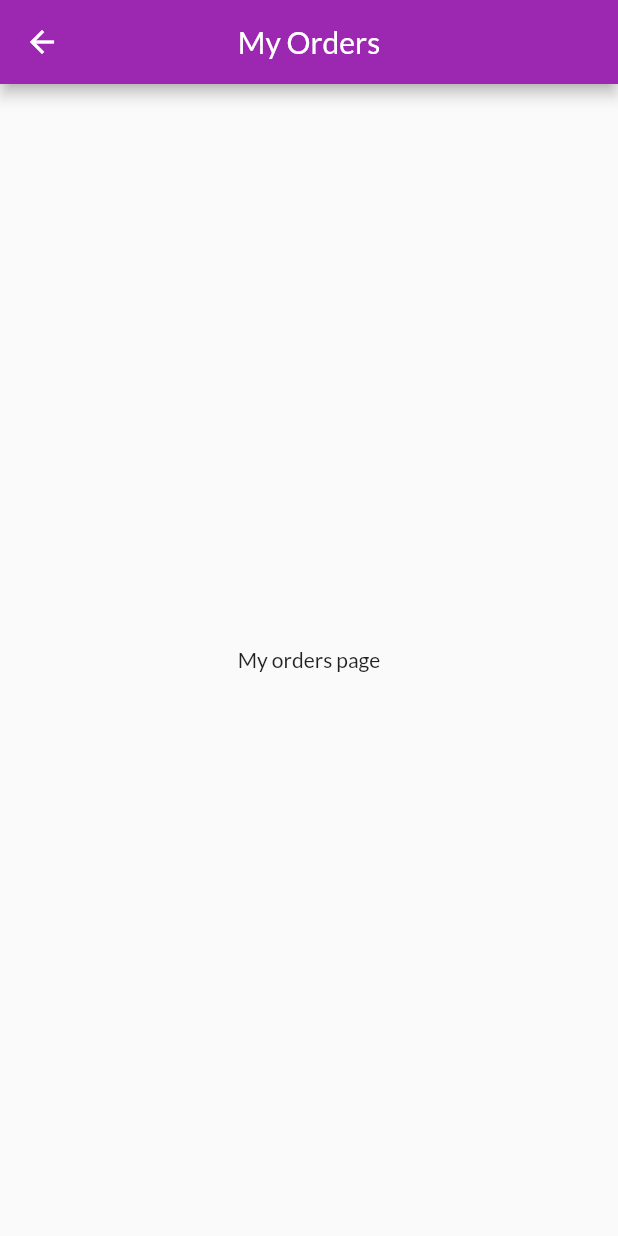
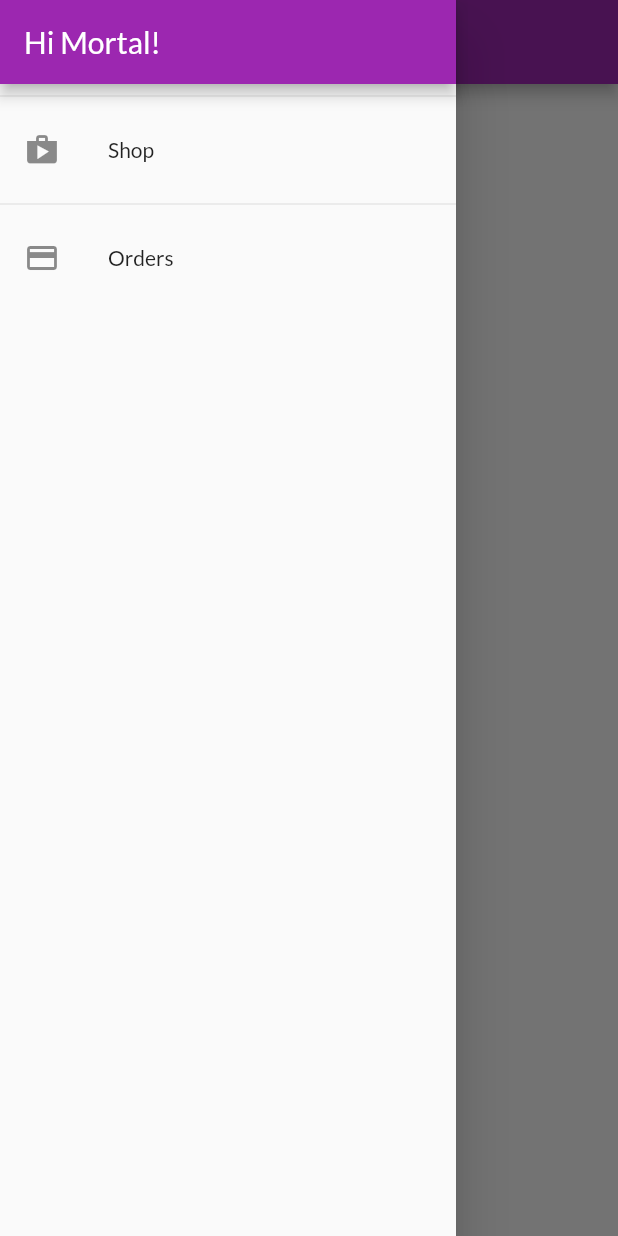
Before and after one commit to CarlosDiaz12/flutter_shop_app, a Flutter app: the OrdersPage screen opened by its route, with the side drawer open (before the commit the screen has no drawer), on a phone screen of 412 x 824 dp. Run offline on Flutter 3.47's test engine with Material 2 defaults, Android fonts, the phone set to English and light mode, and no system bars; network calls fail.

Commit message:
🚧 finished module 8

```diff
--- a/lib/data/dummy_products.dart
+++ b/lib/data/dummy_products.dart
@@ -1,5 +1,6 @@
 import 'package:flutter_shop_app/providers/product.dart';
 
+// ignore: non_constant_identifier_names
 List<Product> DUMMY_PRODUCTS = [
   Product(
     id: 'p1',
--- a/lib/pages/cart_page.dart
+++ b/lib/pages/cart_page.dart
@@ -36,7 +36,7 @@ class CartPage extends StatelessWidget {
                     padding: const EdgeInsets.symmetric(horizontal: 8.0),
                     child: Chip(
                       label: Text(
-                        '\$ ${cart.totalAmount}',
+                        '\$ ${cart.totalAmount.toStringAsFixed(2)}',
                         style: TextStyle(color: Colors.white),
                       ),
                       backgroundColor: Theme.of(context).primaryColor,
--- a/lib/pages/orders_page.dart
+++ b/lib/pages/orders_page.dart
@@ -1,4 +1,8 @@
 import 'package:flutter/material.dart';
+import 'package:flutter_shop_app/providers/orders_provider.dart';
+import 'package:flutter_shop_app/widgets/app_drawer.dart';
+import 'package:flutter_shop_app/widgets/order_item_widget.dart';
+import 'package:provider/provider.dart';
 
 class OrdersPage extends StatelessWidget {
   static const routeName = '/orders-page';
@@ -11,8 +15,14 @@ class OrdersPage extends StatelessWidget {
         centerTitle: true,
         title: Text('My Orders'),
       ),
-      body: Center(
-        child: Text('My orders page'),
+      drawer: AppDrawer(),
+      body: Consumer<OrdersProvider>(
+        builder: (ctx, order, _) => ListView.builder(
+          itemCount: order.orders.length,
+          itemBuilder: (ctx, index) => OrderItemWidget(
+            item: order.orders[index],
+          ),
+        ),
       ),
     );
   }
--- a/lib/pages/products_overview_page.dart
+++ b/lib/pages/products_overview_page.dart
@@ -1,6 +1,7 @@
 import 'package:flutter/material.dart';
 import 'package:flutter_shop_app/pages/cart_page.dart';
 import 'package:flutter_shop_app/providers/cart_provider.dart';
+import 'package:flutter_shop_app/widgets/app_drawer.dart';
 import 'package:flutter_shop_app/widgets/badge.dart';
 import 'package:flutter_shop_app/widgets/products_grid.dart';
 import 'package:provider/provider.dart';
@@ -65,6 +66,7 @@ class _ProductsOverViewPageState extends State<ProductsOverViewPage> {
           ),
         ],
       ),
+      drawer: AppDrawer(),
       body: ProductsGrid(showOnlyFavorites: _showOnlyFavorites),
     );
   }
--- /dev/null
+++ b/lib/widgets/app_drawer.dart
@@ -0,0 +1,38 @@
+import 'package:flutter/material.dart';
+import 'package:flutter_shop_app/pages/orders_page.dart';
+import 'package:flutter_shop_app/pages/products_overview_page.dart';
+
+class AppDrawer extends StatelessWidget {
+  const AppDrawer({Key? key}) : super(key: key);
+
+  @override
+  Widget build(BuildContext context) {
+    return Drawer(
+      child: Column(
+        children: [
+          AppBar(
+            title: Text('Hi Mortal!'),
+            automaticallyImplyLeading: false,
+          ),
+          Divider(),
+          ListTile(
+            leading: Icon(Icons.shop),
+            title: Text('Shop'),
+            onTap: () {
+              Navigator.of(context)
+                  .pushReplacementNamed(ProductsOverViewPage.routeName);
+            },
+          ),
+          Divider(),
+          ListTile(
+            leading: Icon(Icons.payment),
+            title: Text('Orders'),
+            onTap: () {
+              Navigator.of(context).pushReplacementNamed(OrdersPage.routeName);
+            },
+          ),
+        ],
+      ),
+    );
+  }
+}
--- a/lib/widgets/products_grid.dart
+++ b/lib/widgets/products_grid.dart
@@ -1,5 +1,4 @@
 import 'package:flutter/material.dart';
-import 'package:flutter_shop_app/providers/product.dart';
 import 'package:flutter_shop_app/providers/products_provider.dart';
 import 'package:provider/provider.dart';
 
--- a/pubspec.yaml
+++ b/pubspec.yaml
@@ -30,6 +30,8 @@ dependencies:
   cupertino_icons: ^1.0.2
   # state management
   provider: ^5.0.0
+  dependencies:
+  intl: ^0.17.0
 
 dev_dependencies:
   flutter_test:
```
Also changed, not shown: lib/widgets/order_item_widget.dart (added, +70 -0 lines), pubspec.lock.
